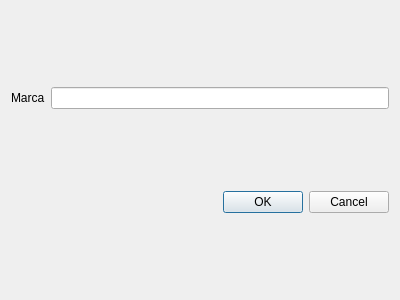
Before: the Qt Designer form BaseDatosModelismo/Dialogs/marcadialog.ui in PaulMaxAvalosAguilar/BaseDatosModelismo, drawn with Qt 5.
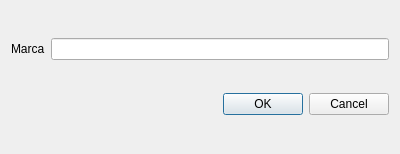
After: the same form once the commit is applied.

```diff
--- a/BaseDatosModelismo/Dialogs/marcadialog.ui
+++ b/BaseDatosModelismo/Dialogs/marcadialog.ui
@@ -7,7 +7,7 @@
     <x>0</x>
     <y>0</y>
     <width>400</width>
-    <height>300</height>
+    <height>154</height>
    </rect>
   </property>
   <property name="windowTitle">
```
